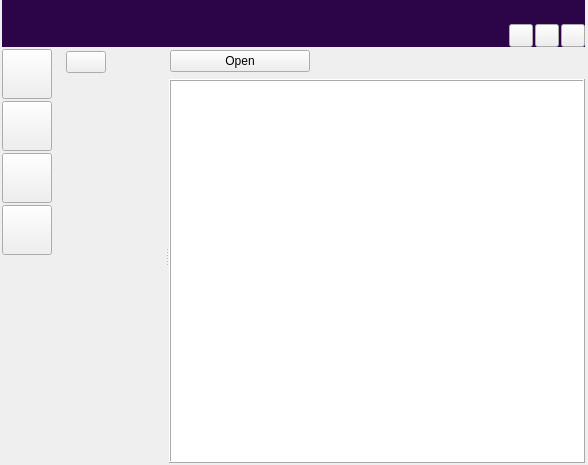
Before: the Qt Designer form ui/home_view.ui in zkovari/plotlyst, drawn with Qt 5.
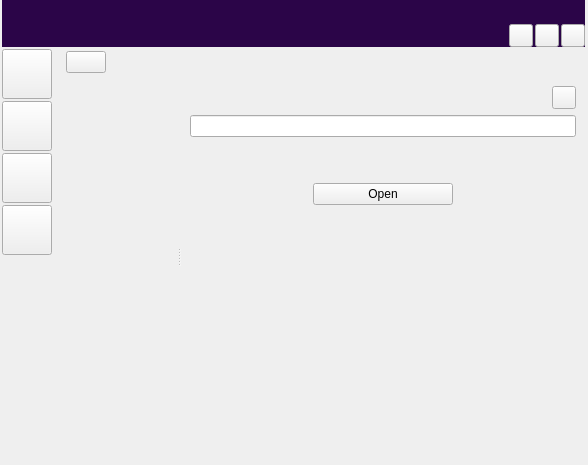
After: the same form once the commit is applied. The open tabs and pages were chosen to show the change.

Commit message: novel display

```diff
--- a/ui/home_view.ui
+++ b/ui/home_view.ui
@@ -318,7 +318,7 @@
            <property name="childrenCollapsible">
             <bool>false</bool>
            </property>
-           <widget class="QWidget" name="">
+           <widget class="QWidget" name="layoutWidget">
             <layout class="QVBoxLayout" name="verticalLayout_9">
              <item>
               <widget class="QWidget" name="wdgShelvesBar" native="true">
@@ -384,7 +384,7 @@
              </item>
             </layout>
            </widget>
-           <widget class="QWidget" name="">
+           <widget class="QWidget" name="layoutWidget">
             <layout class="QVBoxLayout" name="verticalLayout_4">
              <item>
               <widget class="QWidget" name="wdgLibraryBar" native="true">
@@ -404,31 +404,6 @@
                 <property name="bottomMargin">
                  <number>1</number>
                 </property>
-                <item>
-                 <widget class="QPushButton" name="btnActivate">
-                  <property name="minimumSize">
-                   <size>
-                    <width>140</width>
-                    <height>0</height>
-                   </size>
-                  </property>
-                  <property name="cursor">
-                   <cursorShape>PointingHandCursor</cursorShape>
-                  </property>
-                  <property name="toolTip">
-                   <string>Open story</string>
-                  </property>
-                  <property name="text">
-                   <string>Open</string>
-                  </property>
-                  <property name="highlighted" stdset="0">
-                   <bool>true</bool>
-                  </property>
-                  <property name="base" stdset="0">
-                   <bool>true</bool>
-                  </property>
-                 </widget>
-                </item>
                 <item>
                  <spacer name="horizontalSpacer">
                   <property name="orientation">
@@ -545,6 +520,83 @@
                  </item>
                 </layout>
                </widget>
+               <widget class="QWidget" name="pageNovelDisplay">
+                <layout class="QVBoxLayout" name="verticalLayout_13">
+                 <item alignment="Qt::AlignRight">
+                  <widget class="QToolButton" name="btnNovelSettings">
+                   <property name="text">
+                    <string/>
+                   </property>
+                   <property name="transparent" stdset="0">
+                    <bool>true</bool>
+                   </property>
+                  </widget>
+                 </item>
+                 <item>
+                  <widget class="QLineEdit" name="lineNovelTitle"/>
+                 </item>
+                 <item>
+                  <spacer name="verticalSpacer_5">
+                   <property name="orientation">
+                    <enum>Qt::Vertical</enum>
+                   </property>
+                   <property name="sizeType">
+                    <enum>QSizePolicy::Preferred</enum>
+                   </property>
+                   <property name="sizeHint" stdset="0">
+                    <size>
+                     <width>20</width>
+                     <height>40</height>
+                    </size>
+                   </property>
+                  </spacer>
+                 </item>
+                 <item alignment="Qt::AlignHCenter">
+                  <widget class="QPushButton" name="btnActivate">
+                   <property name="sizePolicy">
+                    <sizepolicy hsizetype="Maximum" vsizetype="Fixed">
+                     <horstretch>0</horstretch>
+                     <verstretch>0</verstretch>
+                    </sizepolicy>
+                   </property>
+                   <property name="minimumSize">
+                    <size>
+                     <width>140</width>
+                     <height>0</height>
+                    </size>
+                   </property>
+                   <property name="cursor">
+                    <cursorShape>PointingHandCursor</cursorShape>
+                   </property>
+                   <property name="toolTip">
+                    <string>Open story</string>
+                   </property>
+                   <property name="text">
+                    <string>Open</string>
+                   </property>
+                   <property name="highlighted" stdset="0">
+                    <bool>true</bool>
+                   </property>
+                   <property name="base" stdset="0">
+                    <bool>true</bool>
+                   </property>
+                  </widget>
+                 </item>
+                 <item>
+                  <spacer name="verticalSpacer_4">
+                   <property name="orientation">
+                    <enum>Qt::Vertical</enum>
+                   </property>
+                   <property name="sizeHint" stdset="0">
+                    <size>
+                     <width>20</width>
+                     <height>40</height>
+                    </size>
+                   </property>
+                  </spacer>
+                 </item>
+                </layout>
+               </widget>
               </widget>
              </item>
             </layout>
```
The commit also changes 2 other files.
